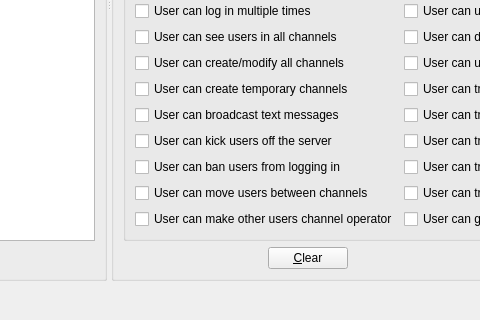
This is qtTeamTalk/useraccounts.ui in BearWare/TeamTalk5 as Qt 5 draws it before an edit; both pictures show x 131 to 611 and y 292 to 612 of the 878 by 612 pixel window. The edited form follows.
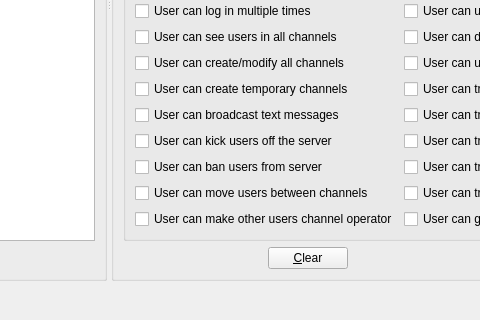
This is the edited form.

Diff of the .ui file:
```diff
--- a/qtTeamTalk/useraccounts.ui
+++ b/qtTeamTalk/useraccounts.ui
@@ -421,7 +421,7 @@
           <item row="6" column="0">
            <widget class="QCheckBox" name="banusersBox">
             <property name="text">
-             <string>User can ban users from logging in</string>
+             <string>User can ban users from server</string>
             </property>
            </widget>
           </item>
```
